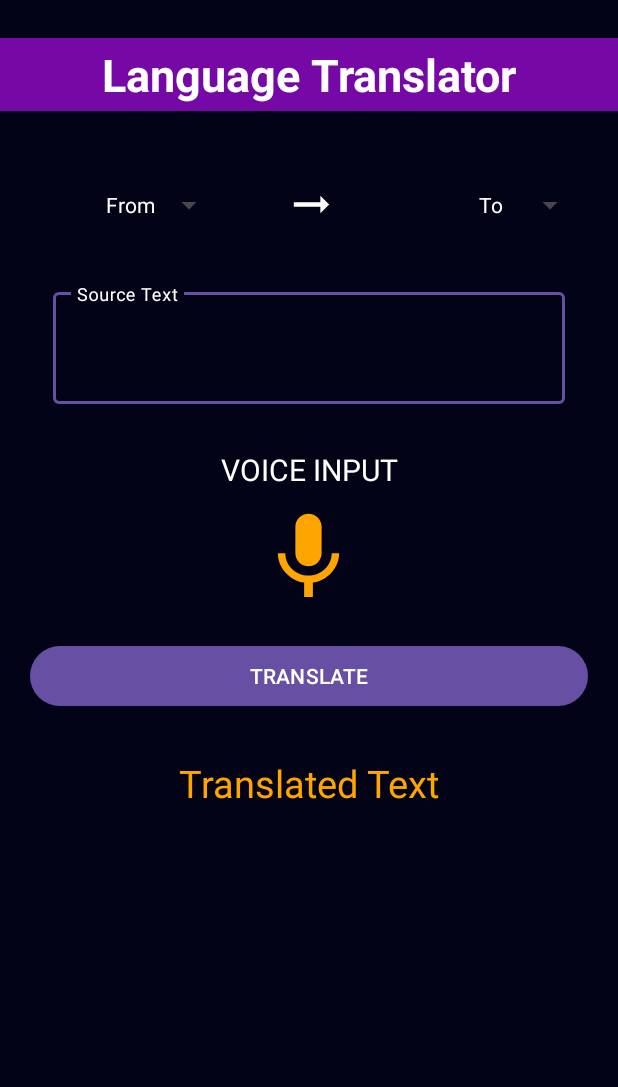
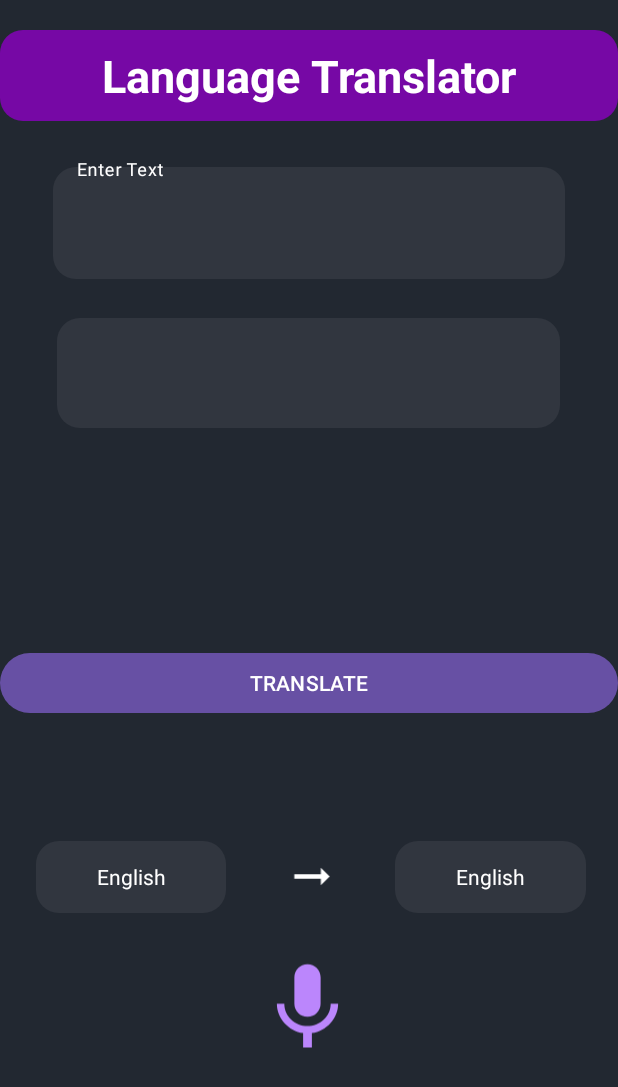
Before and after one commit to Just-vikas91/Language-Translator, an Android app: the screen it shows after launch (MainActivity), on a phone screen of 412 x 824 dp. Shown: the top 1087 px of the screen. Run offline under Robolectric (Android 15) with nearby library versions, the phone set to English and light mode, and no system bars; libraries missing offline, so code that uses them is left out: com.google.firebase.ml; 1 statement that could not run was skipped.

Commit message:
first Commit of project

```diff
--- a/app/src/main/java/com/example/langtrans/MainActivity.java
+++ b/app/src/main/java/com/example/langtrans/MainActivity.java
@@ -34,11 +34,12 @@ public class MainActivity extends AppCompatActivity {
 
     private TextInputEditText sourceEdt;
     private TextView translatedTV;
+//    private ImageView switchButton;
     int languageCode = 0;
-    String[] fromLanguages = {"From", "English", "Afrikaans", "Arabic", "Belarusian", "Bulgarian", "Bengali", "Catalan"
+    String[] fromLanguages = {"English", "Afrikaans", "Arabic", "Belarusian", "Bulgarian", "Bengali", "Catalan"
             , "Czech","Chinese", "Danish", "German", "Greek", "Hindi", "Italian", "Japanese", "Kannada", "Korean", "Marathi", "Persian","Portuguese", "Russian"
             ,"Romanian", "Spanish", "Telugu","Tamil","Turkish","Thai", "Urdu","Ukrainian","Vietnamese", "Welsh"};
-    String[] toLanguages = {"To", "English", "Afrikaans", "Arabic", "Belarusian", "Bulgarian", "Bengali", "Catalan"
+    String[] toLanguages = {"English", "Afrikaans", "Arabic", "Belarusian", "Bulgarian", "Bengali", "Catalan"
             , "Czech","Chinese", "Danish", "German", "Greek", "Hindi", "Italian", "Japanese", "Kannada", "Korean", "Marathi", "Persian","Portuguese", "Russian"
             ,"Romanian", "Spanish", "Telugu","Tamil","Turkish","Thai", "Urdu","Ukrainian","Vietnamese", "Welsh"};
 
@@ -87,6 +88,9 @@ public class MainActivity extends AppCompatActivity {
         ArrayAdapter toAdapter = new ArrayAdapter(this,R.layout.spinner_item,toLanguages);
         toAdapter.setDropDownViewResource(android.R.layout.simple_spinner_dropdown_item);
         toSpinner.setAdapter(toAdapter);
+
+        //switch button between two spinners
+
 
         translateBtn.setOnClickListener(new View.OnClickListener() {
             @Override
--- /dev/null
+++ b/app/src/main/res/drawable/spinner_background.xml
@@ -0,0 +1,9 @@
+<?xml version="1.0" encoding="utf-8"?>
+<shape xmlns:android="http://schemas.android.com/apk/res/android"
+    android:shape="rectangle">
+
+    <!-- Background color -->
+    <solid android:color="#31363F" />
+    <!-- Adjust the radius for curve -->
+    <corners android:radius="15dp" />
+</shape>
--- a/app/src/main/res/layout/activity_main.xml
+++ b/app/src/main/res/layout/activity_main.xml
@@ -2,134 +2,145 @@
 <LinearLayout xmlns:android="http://schemas.android.com/apk/res/android"
     xmlns:app="http://schemas.android.com/apk/res-auto"
     xmlns:tools="http://schemas.android.com/tools"
+    style="@style/AppTheme.MaterialTheme"
     android:layout_width="match_parent"
     android:layout_height="match_parent"
+    android:background="@color/grey"
     android:orientation="vertical"
-    style="@style/AppTheme.MaterialTheme"
-    android:background="@color/dark_B"
-    tools:context=".MainActivity">
+    tools:context=".MainActivity"
+    >
 
     <TextView
         android:layout_width="match_parent"
         android:layout_height="wrap_content"
+        android:layout_marginTop="20dp"
+        android:background="@drawable/spinner_background"
+        android:backgroundTint="@color/purple"
+        android:gravity="center"
+        android:padding="10dp"
         android:text="@string/Language_translate"
         android:textAlignment="center"
-        android:layout_marginTop="25dp"
+        android:textColor="@color/white"
         android:textSize="30sp"
-        android:textColor="@color/white"
-        android:background="@color/purple"
-        android:gravity="center"
-        android:textStyle="bold"
-        android:padding="4dp"/>
-
-    <LinearLayout
-        android:layout_width="match_parent"
-        android:layout_height="wrap_content"
-        android:orientation="horizontal"
-        android:weightSum="3"
-        android:layout_marginStart="20dp"
-        android:layout_marginEnd="20dp"
-        android:layout_marginTop="35dp">
-
-        <Spinner
-            android:id="@+id/idFromSpinner"
-            android:layout_width="20dp"
-            android:layout_height="48dp"
-            android:layout_weight="1"
-            android:layout_margin="3dp"
-            android:layout_gravity="center"
-            android:padding="1dp"/>
+        android:textStyle="bold"/>
 
 
-        <ImageView
-            android:layout_width="1dp"
-            android:layout_height="35dp"
-            android:layout_gravity="center"
-            android:layout_weight="1"
-            android:contentDescription="@string/todo"
-            android:src="@drawable/ic_right_arrow"
-            app:tint="@color/white" />
-
-        <Spinner
-            android:id="@+id/idToSpinner"
-            android:layout_width="20dp"
-            android:layout_height="48dp"
-            android:layout_weight="1"
-            android:padding="3dp"
-            android:layout_gravity="center"
-            android:layout_margin="1dp"
-            />
-
-    </LinearLayout>
-
     <com.google.android.material.textfield.TextInputLayout
+        style="@style/Widget.MaterialComponents.TextInputLayout.OutlinedBox"
         android:layout_width="match_parent"
         android:layout_height="100dp"
         android:layout_marginStart="25dp"
+        android:layout_marginTop="15dp"
         android:layout_marginEnd="25dp"
-        android:layout_marginTop="15dp"
-        style="@style/Widget.MaterialComponents.TextInputLayout.OutlinedBox"
-        android:hint="@string/source_text"
+        android:hint="@string/enter_text"
         android:padding="10dp"
         android:textColorHint="@color/white"
-        app:hintTextColor="@color/white"
-        >
+        app:hintTextColor="@color/white">
 
         <com.google.android.material.textfield.TextInputEditText
             android:id="@+id/idEdtSource"
             android:layout_width="match_parent"
             android:layout_height="match_parent"
-            android:ems="10"
             android:importantForAutofill="no"
             android:inputType="textImeMultiLine|textMultiLine"
             android:textColor="@color/white"
             android:textColorHint="@color/white"
-            android:textSize="20sp"
-            />
+            android:background="@drawable/spinner_background"
+            android:textSize="20sp" />
     </com.google.android.material.textfield.TextInputLayout>
 
     <TextView
-        android:layout_width="match_parent"
-        android:layout_height="wrap_content"
-        android:text="@string/voice_input"
-        android:textAlignment="center"
-        android:textAllCaps="true"
+        android:id="@+id/idTVTranslatedTV"
+        android:layout_width="335dp"
+        android:layout_height="73dp"
+        android:padding="15dp"
+        android:layout_gravity="center"
+        android:layout_margin="16dp"
+        android:background="@drawable/spinner_background"
+        android:text=""
+        android:textAllCaps="false"
         android:textColor="@color/white"
         android:textSize="20sp"
-        android:layout_gravity="center"
-        android:layout_marginTop="20dp"
         />
 
-    <ImageView
-        android:id="@+id/idIVMic"
-        android:layout_width="70dp"
-        android:layout_height="70dp"
-        android:layout_gravity="center"
-        android:layout_marginTop="10dp"
-        android:src="@drawable/ic_mic"
-        app:tint="@color/yellow"
-        android:importantForAccessibility="no" />
+    <androidx.constraintlayout.widget.ConstraintLayout
+        android:layout_width="match_parent"
+        android:layout_height="match_parent">
 
-    <com.google.android.material.button.MaterialButton
-        android:id="@+id/idBtnTranslate"
-        android:layout_width="match_parent"
-        android:layout_height="wrap_content"
-        android:layout_marginStart="20dp"
-        android:layout_marginEnd="20dp"
-        android:layout_marginTop="20dp"
-        android:text="@string/translate"
-        android:textAllCaps="true"/>
+        <ImageView
+            android:id="@+id/idIVMic"
+            android:layout_width="70dp"
+            android:layout_height="73dp"
+            android:layout_gravity="center"
+            android:importantForAccessibility="no"
+            android:src="@drawable/ic_mic"
+            android:visibility="visible"
+            app:layout_constraintBottom_toBottomOf="parent"
+            app:layout_constraintEnd_toEndOf="parent"
+            app:layout_constraintHorizontal_bias="0.498"
+            app:layout_constraintStart_toStartOf="parent"
+            app:layout_constraintTop_toTopOf="parent"
+            app:layout_constraintVertical_bias="0.743"
+            app:tint="@color/purple_200" />
 
-    <TextView
-        android:id="@+id/idTVTranslatedTV"
-        android:layout_width="match_parent"
-        android:layout_height="56dp"
-        android:layout_gravity="center"
-        android:layout_marginTop="30dp"
-        android:text="@string/translated_text"
-        android:textAlignment="center"
-        android:textAllCaps="false"
-        android:textColor="@color/yellow"
-        android:textSize="25sp" />
+        <com.google.android.material.button.MaterialButton
+            android:id="@+id/idBtnTranslate"
+            android:layout_width="match_parent"
+            android:layout_height="wrap_content"
+            android:layout_marginBottom="118dp"
+            android:text="@string/translate"
+            android:textAllCaps="true"
+            app:layout_constraintBottom_toBottomOf="@+id/linearLayout"
+            app:layout_constraintTop_toTopOf="parent"
+            app:layout_constraintVertical_bias="0.842"
+            tools:layout_editor_absoluteX="0dp" />
+
+        <LinearLayout
+            android:id="@+id/linearLayout"
+            android:layout_width="371dp"
+            android:layout_height="73dp"
+            android:orientation="horizontal"
+            android:weightSum="3"
+            app:layout_constraintBottom_toTopOf="@+id/idIVMic"
+            app:layout_constraintEnd_toEndOf="parent"
+            app:layout_constraintStart_toStartOf="parent"
+            app:layout_constraintTop_toTopOf="parent"
+            app:layout_constraintVertical_bias="0.947">
+
+            <Spinner
+                android:id="@+id/idFromSpinner"
+                android:layout_width="20dp"
+                android:layout_height="48dp"
+                android:layout_gravity="center"
+                android:layout_margin="3dp"
+                android:layout_weight="1"
+                android:background="@drawable/spinner_background"
+                android:backgroundTint="@color/grey_1"
+                android:padding="1dp" />
+
+            <ImageView
+                android:id="@+id/idSwitchButton"
+                android:layout_width="1dp"
+                android:layout_height="35dp"
+                android:layout_gravity="center"
+                android:layout_weight="1"
+                android:contentDescription="@string/todo"
+                android:src="@drawable/ic_right_arrow"
+                app:tint="@color/white" />
+
+            <Spinner
+                android:id="@+id/idToSpinner"
+                android:layout_width="20dp"
+                android:layout_height="48dp"
+                android:layout_gravity="center"
+                android:layout_margin="1dp"
+                android:layout_weight="1"
+                android:background="@drawable/spinner_background"
+                android:backgroundTint="@color/grey_1"
+                android:padding="3dp" />
+
+        </LinearLayout>
+
+    </androidx.constraintlayout.widget.ConstraintLayout>
 
 </LinearLayout>
--- a/app/src/main/res/values/colors.xml
+++ b/app/src/main/res/values/colors.xml
@@ -5,8 +5,8 @@
     <color name="purple_200">#FFBB86FC</color>
     <color name="purple_500">#FF6200EE</color>
     <color name="purple">#7608A5</color>
-    <color name="dark_B">#020317</color>
-    <color name="teal_700">#FF018786</color>
+    <color name="grey">#222831</color>
+    <color name="grey_1">#31363F</color>
     <color name="black_shade">#272222</color>
     <color name="yellow">#ffa500</color>
 </resources>
--- a/app/src/main/res/values/strings.xml
+++ b/app/src/main/res/values/strings.xml
@@ -7,4 +7,5 @@
     <string name="translate">Translate</string>
     <string name="translated_text">Translated Text</string>
     <string name="todo">TODO</string>
+    <string name="enter_text">Enter Text</string>
 </resources>
```
